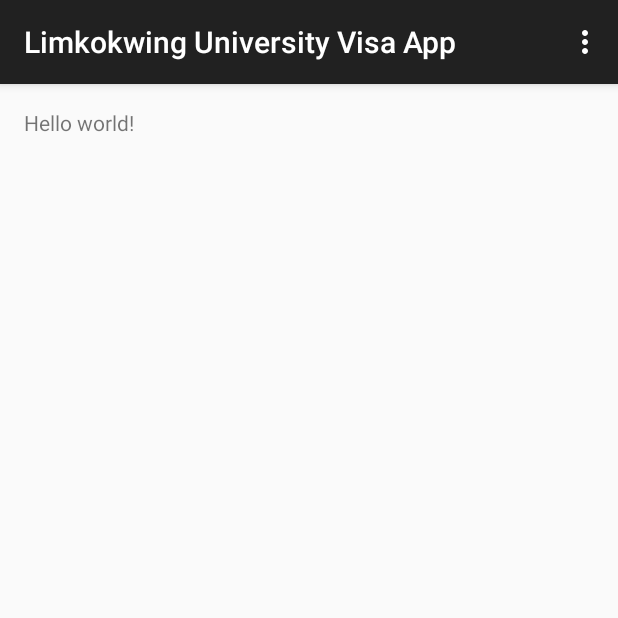
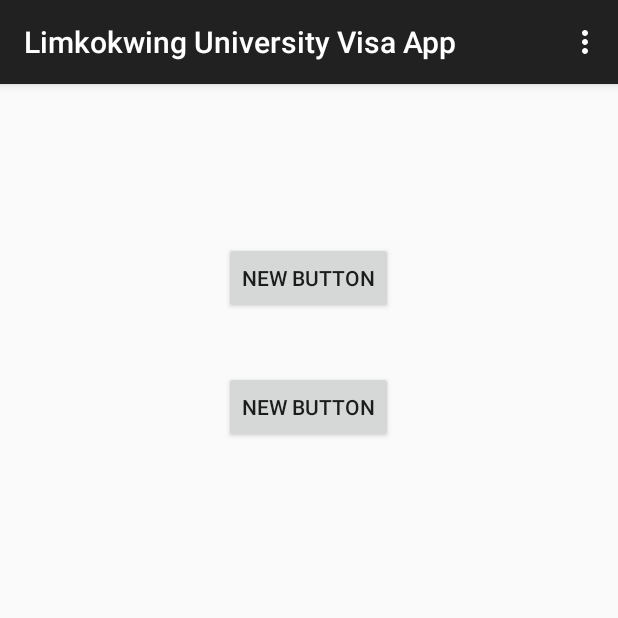
Before and after one commit to Sajjad-Rahman/LimkokwingUniversityVisaApp, an Android app: the screen it shows after launch (MainActivity), on a phone screen of 412 x 824 dp, the top half of it. Run offline under Robolectric (Android 15) with nearby library versions, the phone set to English and light mode, and no system bars.

Commit message:
Update 3

```diff
--- a/app/src/main/res/layout/activity_main.xml
+++ b/app/src/main/res/layout/activity_main.xml
@@ -5,7 +5,21 @@
     android:paddingTop="@dimen/activity_vertical_margin"
     android:paddingBottom="@dimen/activity_vertical_margin" tools:context=".MainActivity">
 
-    <TextView android:text="@string/hello_world" android:layout_width="wrap_content"
-        android:layout_height="wrap_content" />
+    <Button
+        android:layout_width="wrap_content"
+        android:layout_height="wrap_content"
+        android:text="New Button"
+        android:id="@+id/button"
+        android:layout_alignParentTop="true"
+        android:layout_centerHorizontal="true"
+        android:layout_marginTop="89dp" />
 
+    <Button
+        android:layout_width="wrap_content"
+        android:layout_height="wrap_content"
+        android:text="New Button"
+        android:id="@+id/button2"
+        android:layout_below="@+id/button"
+        android:layout_centerHorizontal="true"
+        android:layout_marginTop="38dp" />
 </RelativeLayout>
```
